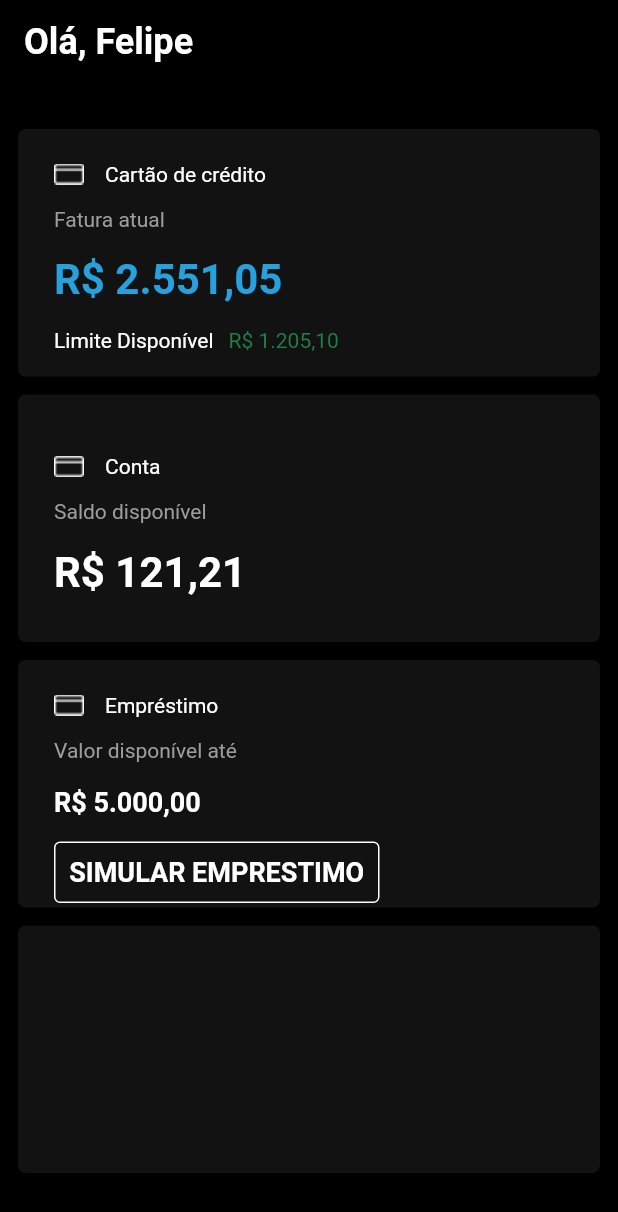
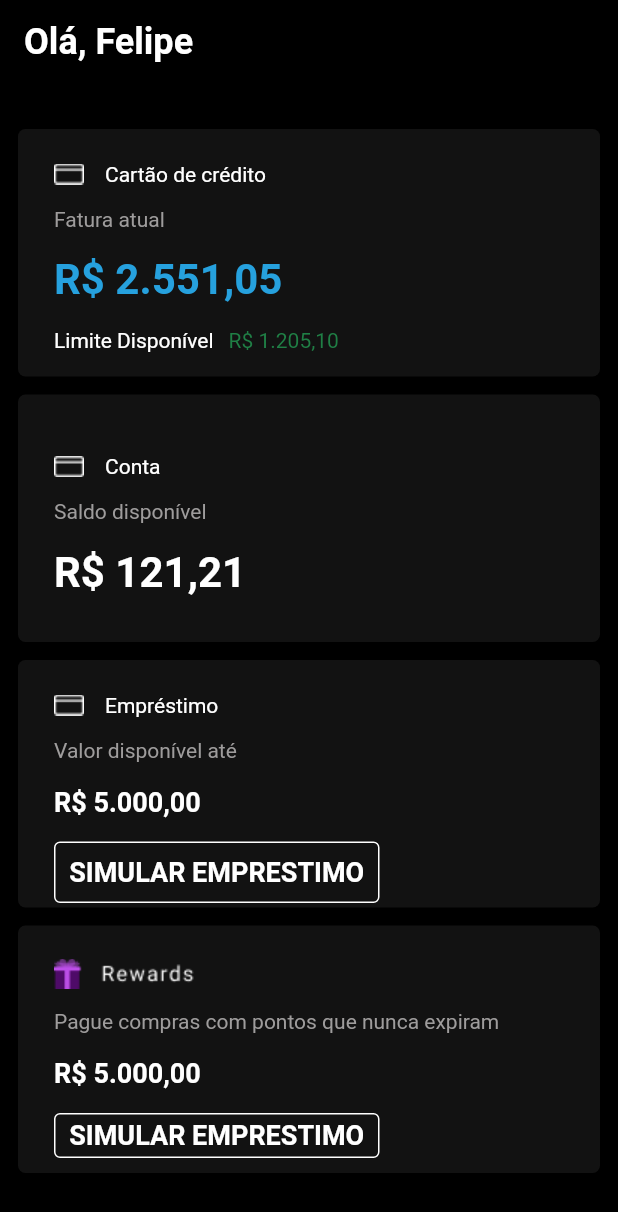
Before and after one commit to EduardoAkira18/NubankFigma, a Flutter app: the screen it shows after launch, on a phone screen of 412 x 824 dp. Shown: the top 1212 px of the screen. Run offline on Flutter 3.47's test engine with Material 2 defaults, Android fonts, the phone set to English and light mode, and no system bars; statements that could not run were skipped.

Commit message:
Criação do Container Rewards

```diff
--- a/lib/home/containers/container_rewards.dart
+++ b/lib/home/containers/container_rewards.dart
@@ -1,3 +1,6 @@
+import 'dart:ui';
+
+import 'package:flutter/cupertino.dart';
 import 'package:flutter/material.dart';
 
 class ContainerRewards extends StatelessWidget {
@@ -6,7 +9,7 @@ class ContainerRewards extends StatelessWidget {
   @override
   Widget build(BuildContext context) {
     return Padding(
-      padding: const EdgeInsets.only(top: 12, bottom: 34),
+      padding: const EdgeInsets.only(top: 12),
       child: Container(
         height: 165,
         width: 390,
@@ -14,6 +17,65 @@ class ContainerRewards extends StatelessWidget {
           borderRadius: BorderRadius.circular(5),
           color: const Color(0xFF121212),
         ),
+        child: Padding(
+          padding: EdgeInsets.only(left: 24),
+          child: Column(
+            crossAxisAlignment: CrossAxisAlignment.start,
+            children: [
+              Padding(
+                padding: const EdgeInsets.only(top: 22, bottom: 14),
+                child: Row(
+                  children: [
+                    Image.asset("images/rewards.png"),
+                    const SizedBox(
+                      width: 14,
+                    ),
+                    const Text(
+                      "",
+                      style: TextStyle(color: Colors.white),
+                    )
+                  ],
+                ),
+              ),
+              const Text(
+                "Pague compras com pontos que nunca expiram",
+                style: TextStyle(color: Color(0xFF9E9C9C)),
+              ),
+              const SizedBox(
+                height: 16,
+              ),
+              const Text(
+                "R\$ 5.000,00",
+                style: TextStyle(
+                    color: Colors.white,
+                    fontSize: 18,
+                    fontWeight: FontWeight.bold),
+              ),
+              const SizedBox(
+                height: 16,
+              ),
+              Container(
+                decoration: BoxDecoration(
+                  color: Colors.transparent,
+                  borderRadius: BorderRadius.circular(4),
+                  border: Border.all(color: Colors.white),
+                ),
+                width: 217,
+                height: 30,
+                child: const Center(
+                  child: Text(
+                    "SIMULAR EMPRESTIMO",
+                    style: TextStyle(
+                      color: Colors.white,
+                      fontSize: 18,
+                      fontWeight: FontWeight.bold,
+                    ),
+                  ),
+                ),
+              ),
+            ],
+          ),
+        ),
       ),
     );
   }
```
